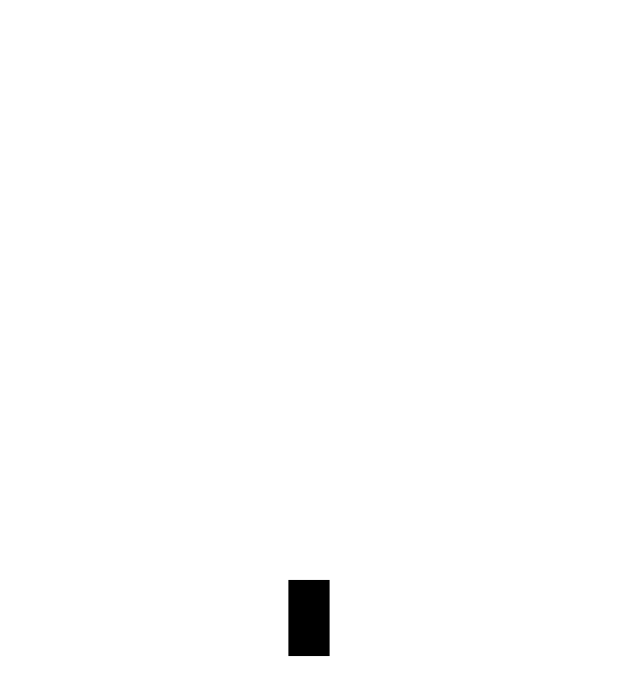
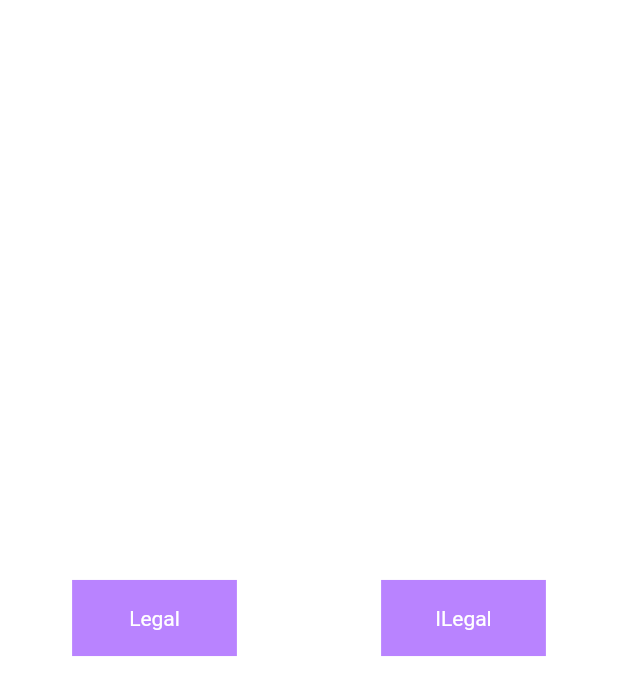
Before and after one commit to fikriyaeka/Capstone-Dicoding, a Flutter app: the screen it shows after launch, after a tap on "Skip", after a tap on "Lets Get Started", on a phone screen of 412 x 824 dp. Shown: the top 696 px of the screen. Run offline on Flutter 3.47's test engine with Material 2 defaults, Android fonts, the light colour scheme and no system bars; our stand-ins replace after_layout, shared_preferences, shimmer, sliding_up_panel.

Commit message:
Details Screen

```diff
--- a/lib/pages/details/detailscreen.dart
+++ /dev/null
@@ -1,18 +0,0 @@
-import 'package:capstone_dicoding/mediaquery/SizeConfig.dart';
-import 'package:flutter/material.dart';
-
-class DetailScreen extends StatelessWidget {
-  @override
-  Widget build(BuildContext context) {
-    SizeConfig().init(context);
-    return Scaffold(
-        body: Center(
-          child: Container(
-            height: responsiveHeight(50),
-            width: responsiveWidth(25),
-            color: Colors.black,
-          ),
-        ),
-      );
-  }
-}
--- /dev/null
+++ b/lib/pages/home/home.dart
@@ -0,0 +1,57 @@
+import 'package:capstone_dicoding/mediaquery/sizeconfig.dart';
+import 'package:capstone_dicoding/pages/details/ilegalscreen.dart';
+import 'package:capstone_dicoding/pages/details/legalscreen.dart';
+import 'package:flutter/material.dart';
+
+class HomeScreen extends StatelessWidget {
+  @override
+  Widget build(BuildContext context) {
+    SizeConfig().init(context);
+    return Scaffold(
+      body: Center(
+        child: Row(
+          mainAxisAlignment: MainAxisAlignment.spaceAround,
+          children: <Widget>[
+            GestureDetector(
+              onTap: () {
+                Navigator.push(context,
+                    MaterialPageRoute(builder: (context) {
+                  return LegalScreen();
+                }));
+              },
+              child: Container(
+                height: responsiveHeight(50),
+                width: responsiveWidth(100),
+                color: Color(0xFFB983FF),
+                child: Center(
+                    child: Text(
+                  "Legal",
+                  style: TextStyle(color: Colors.white),
+                )),
+              ),
+            ),
+            GestureDetector(
+              onTap: () {
+                Navigator.push(context,
+                    MaterialPageRoute(builder: (context) {
+                  return IlegalScreen();
+                }));
+              },
+              child: Container(
+                height: responsiveHeight(50),
+                width: responsiveWidth(100),
+                color: Color(0xFFB983FF),
+                child: Center(
+                  child: Text(
+                    "ILegal",
+                    style: TextStyle(color: Colors.white),
+                  ),
+                ),
+              ),
+            ),
+          ],
+        ),
+      ),
+    );
+  }
+}
--- a/lib/pages/onboarding/onboarding.dart
+++ b/lib/pages/onboarding/onboarding.dart
@@ -1,5 +1,5 @@
 import 'package:capstone_dicoding/mediaquery/sizeconfig.dart';
-import 'package:capstone_dicoding/pages/details/detailscreen.dart';
+import 'package:capstone_dicoding/pages/home/home.dart';
 import 'package:capstone_dicoding/pages/onboarding/slider.dart';
 import 'package:flutter/material.dart';
 
@@ -108,7 +108,7 @@ class _OnBoardState extends State<OnBoard> {
                         onTap: () {
                           Navigator.pushReplacement(context,
                               MaterialPageRoute(builder: (context) {
-                            return DetailScreen();
+                            return HomeScreen();
                           }));
                         },
                         child: Hero(
--- a/lib/pages/splash/splashscreen.dart
+++ b/lib/pages/splash/splashscreen.dart
@@ -1,7 +1,7 @@
+import 'package:capstone_dicoding/pages/home/home.dart';
 import 'package:flutter/material.dart';
 import 'dart:async';
 import 'package:after_layout/after_layout.dart';
-import 'package:capstone_dicoding/pages/details/detailscreen.dart';
 import 'package:capstone_dicoding/pages/onboarding/onboarding.dart';
 import 'package:shared_preferences/shared_preferences.dart';
 
@@ -32,7 +32,7 @@ class _SplashScreenState extends State<SplashScreen>
     if (_seen) {
       Timer(Duration(seconds: 4), () {
         Navigator.of(context)
-          .pushReplacement(MaterialPageRoute(builder: (context) => DetailScreen()));
+          .pushReplacement(MaterialPageRoute(builder: (context) => HomeScreen()));
       });
     } else {
       await prefs.setBool('seen', true);
--- a/pubspec.yaml
+++ b/pubspec.yaml
@@ -15,6 +15,8 @@ dependencies:
   after_layout: ^1.1.0
   cupertino_icons: ^1.0.2
   concentric_transition: ^1.0.1
+  sliding_up_panel: ^2.0.0+1
+  shimmer: ^2.0.0
 
 dev_dependencies:
   flutter_test:
```
Also changed, not shown: lib/pages/details/ilegalscreen.dart (added, +126 -0 lines), lib/pages/details/legalscreen.dart (added, +126 -0 lines), assets/img/ilegal.png (added), assets/img/legal.png (added), pubspec.lock.
